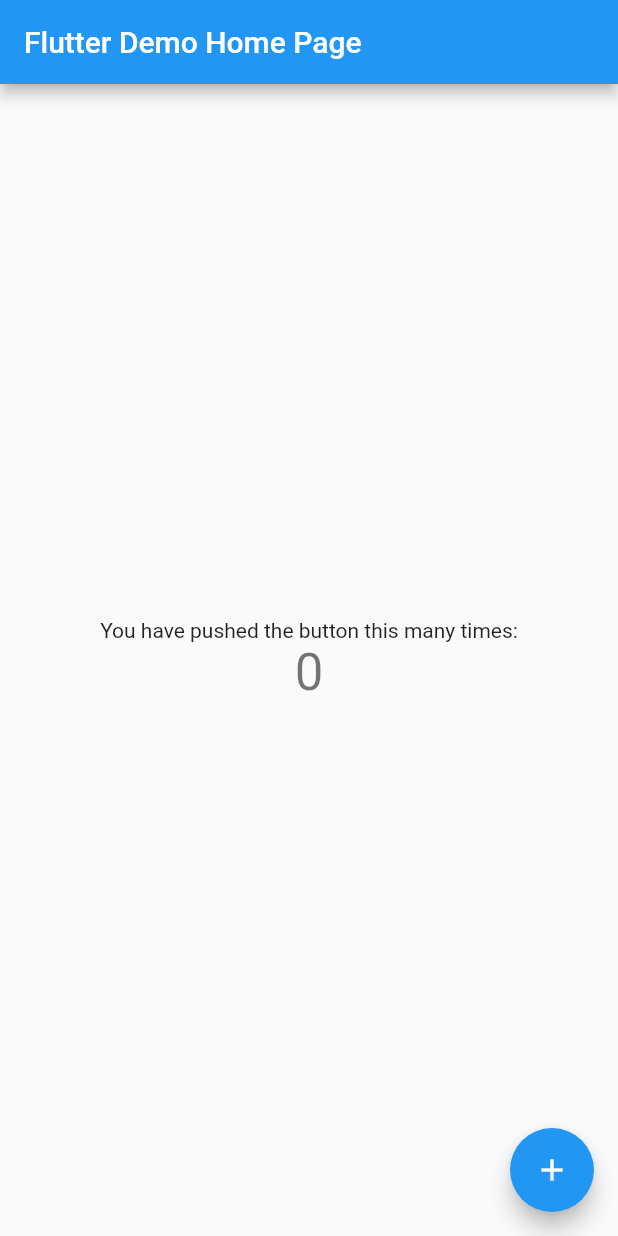
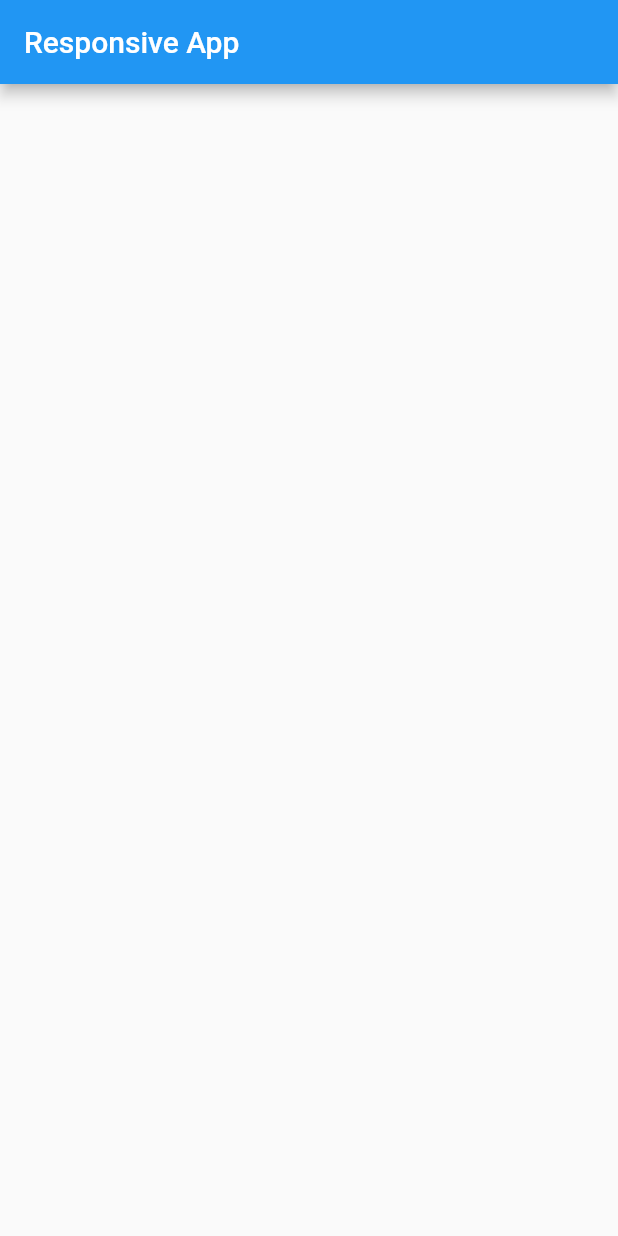
Before and after one commit to princebioh/Responsive-UI-Flutter, a Flutter app: the screen it shows after launch, on a phone screen of 412 x 824 dp. Run offline on Flutter 3.47's test engine with Material 2 defaults, Android fonts, the phone set to English and light mode, and no system bars.

Commit message:
Add HomePage

```diff
--- a/lib/main.dart
+++ b/lib/main.dart
@@ -1,4 +1,6 @@
 import 'package:flutter/material.dart';
+
+import 'pages/homepage.dart';
 
 void main() {
   runApp(const MyApp());
@@ -7,109 +9,10 @@ void main() {
 class MyApp extends StatelessWidget {
   const MyApp({super.key});
 
-  // This widget is the root of your application.
   @override
   Widget build(BuildContext context) {
-    return MaterialApp(
-      title: 'Flutter Demo',
-      theme: ThemeData(
-        // This is the theme of your application.
-        //
-        // Try running your application with "flutter run". You'll see the
-        // application has a blue toolbar. Then, without quitting the app, try
-        // changing the primarySwatch below to Colors.green and then invoke
-        // "hot reload" (press "r" in the console where you ran "flutter run",
-        // or simply save your changes to "hot reload" in a Flutter IDE).
-        // Notice that the counter didn't reset back to zero; the application
-        // is not restarted.
-        primarySwatch: Colors.blue,
-      ),
-      home: const MyHomePage(title: 'Flutter Demo Home Page'),
+    return const MaterialApp(
+      home: HomePage(),
     );
   }
 }
-
-class MyHomePage extends StatefulWidget {
-  const MyHomePage({super.key, required this.title});
-
-  // This widget is the home page of your application. It is stateful, meaning
-  // that it has a State object (defined below) that contains fields that affect
-  // how it looks.
-
-  // This class is the configuration for the state. It holds the values (in this
-  // case the title) provided by the parent (in this case the App widget) and
-  // used by the build method of the State. Fields in a Widget subclass are
-  // always marked "final".
-
-  final String title;
-
-  @override
-  State<MyHomePage> createState() => _MyHomePageState();
-}
-
-class _MyHomePageState extends State<MyHomePage> {
-  int _counter = 0;
-
-  void _incrementCounter() {
-    setState(() {
-      // This call to setState tells the Flutter framework that something has
-      // changed in this State, which causes it to rerun the build method below
-      // so that the display can reflect the updated values. If we changed
-      // _counter without calling setState(), then the build method would not be
-      // called again, and so nothing would appear to happen.
-      _counter++;
-    });
-  }
-
-  @override
-  Widget build(BuildContext context) {
-    // This method is rerun every time setState is called, for instance as done
-    // by the _incrementCounter method above.
-    //
-    // The Flutter framework has been optimized to make rerunning build methods
-    // fast, so that you can just rebuild anything that needs updating rather
-    // than having to individually change instances of widgets.
-    return Scaffold(
-      appBar: AppBar(
-        // Here we take the value from the MyHomePage object that was created by
-        // the App.build method, and use it to set our appbar title.
-        title: Text(widget.title),
-      ),
-      body: Center(
-        // Center is a layout widget. It takes a single child and positions it
-        // in the middle of the parent.
-        child: Column(
-          // Column is also a layout widget. It takes a list of children and
-          // arranges them vertically. By default, it sizes itself to fit its
-          // children horizontally, and tries to be as tall as its parent.
-          //
-          // Invoke "debug painting" (press "p" in the console, choose the
-          // "Toggle Debug Paint" action from the Flutter Inspector in Android
-          // Studio, or the "Toggle Debug Paint" command in Visual Studio Code)
-          // to see the wireframe for each widget.
-          //
-          // Column has various properties to control how it sizes itself and
-          // how it positions its children. Here we use mainAxisAlignment to
-          // center the children vertically; the main axis here is the vertical
-          // axis because Columns are vertical (the cross axis would be
-          // horizontal).
-          mainAxisAlignment: MainAxisAlignment.center,
-          children: <Widget>[
-            const Text(
-              'You have pushed the button this many times:',
-            ),
-            Text(
-              '$_counter',
-              style: Theme.of(context).textTheme.headlineMedium,
-            ),
-          ],
-        ),
-      ),
-      floatingActionButton: FloatingActionButton(
-        onPressed: _incrementCounter,
-        tooltip: 'Increment',
-        child: const Icon(Icons.add),
-      ), // This trailing comma makes auto-formatting nicer for build methods.
-    );
-  }
-}
--- /dev/null
+++ b/lib/pages/homepage.dart
@@ -0,0 +1,14 @@
+import 'package:flutter/material.dart';
+
+class HomePage extends StatelessWidget {
+  const HomePage({super.key});
+
+  @override
+  Widget build(BuildContext context) {
+    return Scaffold(
+      appBar: AppBar(
+        title: const Text("Responsive App"),
+      ),
+    );
+  }
+}
```
